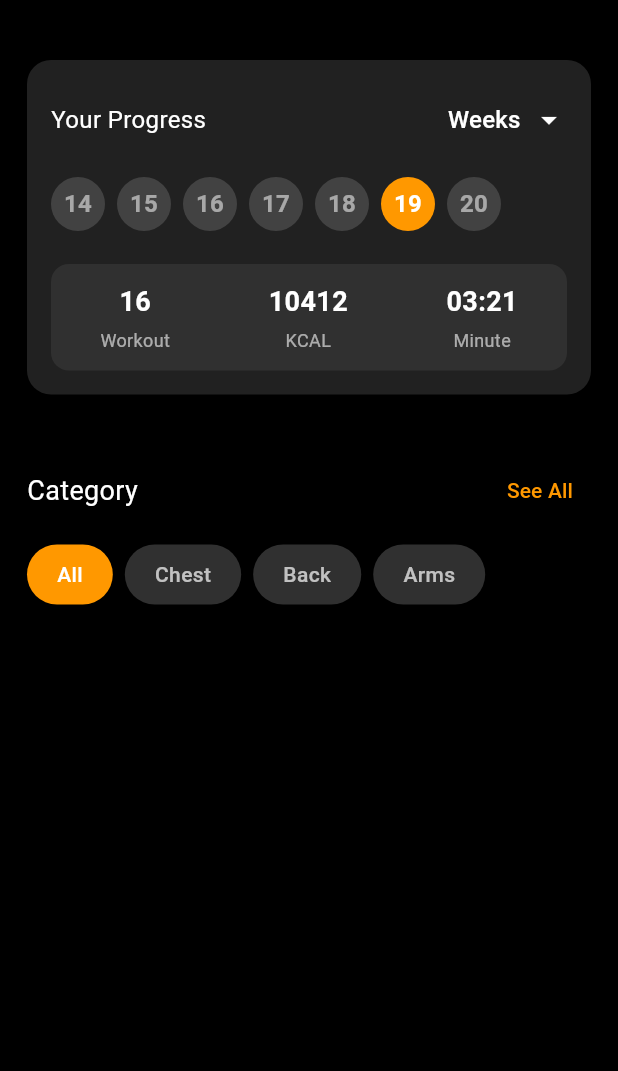
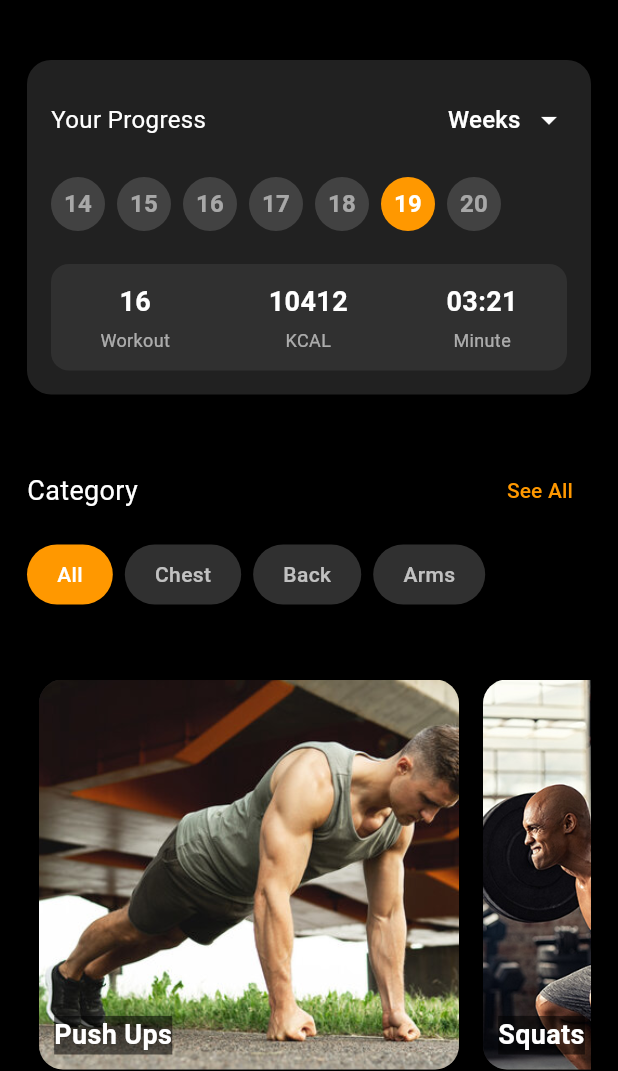
Before and after one commit to Labeebkhan/fitwell, a Flutter app: the Home screen opened directly, on a phone screen of 412 x 824 dp, the part 165-1236 px from its top. Run offline on Flutter 3.47's test engine with Material 3 defaults, Android fonts, the phone set to English and light mode, and no system bars.

Commit message:
Added the Container of the Exercise

```diff
--- a/lib/main.dart
+++ b/lib/main.dart
@@ -5,7 +5,7 @@ import 'provider/password_visibility_provider.dart';
 import 'provider/categoryprovider.dart';
 import 'provider/Drawer.dart';
 import 'splashscreen/splash.dart';
-// import 'screen/home.dart';
+import 'screen/home.dart';
 import 'screen/login.dart';
 
 void main() {
@@ -36,7 +36,7 @@ class MyApp extends StatelessWidget {
       theme: ThemeData(primarySwatch: Colors.orange),
       routes: {
         '/': (context) => const SplashScreen(),
-        '/login': (context) => Login(),
+        '/login': (context) => Home(),
       },
     );
   }
--- a/lib/screen/home.dart
+++ b/lib/screen/home.dart
@@ -2,6 +2,7 @@ import 'package:flutter/material.dart';
 import 'package:fitwell/widgets/CategorySection.dart';
 import 'package:fitwell/widgets/progresscard.dart';
 import 'package:fitwell/widgets/homedrawer.dart';
+import 'package:fitwell/widgets/ExerciseSec.dart';
 
 class Home extends StatefulWidget {
   const Home({super.key});
@@ -70,6 +71,8 @@ class _HomeState extends State<Home> {
               ProgressCard(),
               const SizedBox(height: 40),
               CategoryScreen(),
+              const SizedBox(height: 50),
+              ExerciseContainer(),
             ],
           ),
         ),
--- /dev/null
+++ b/lib/widgets/ExerciseSec.dart
@@ -0,0 +1,62 @@
+import 'package:flutter/material.dart';
+
+class ExerciseContainer extends StatelessWidget {
+  // Example data
+  final List<Map<String, String>> exercises = [
+    {'name': 'Push Ups', 'image': 'assets/images/pushup.jpg'},
+    {'name': 'Squats', 'image': 'assets/images/squat.jpg'},
+    {'name': 'Lunges', 'image': 'assets/images/lunges.jpg'},
+    {'name': 'Plank', 'image': 'assets/images/plank.jpg'},
+  ];
+
+  @override
+  Widget build(BuildContext context) {
+    return SizedBox(
+      height: 260,
+      child: ListView.builder(
+        scrollDirection: Axis.horizontal,
+        itemCount: exercises.length,
+        itemBuilder: (context, index) {
+          return Padding(
+            padding: const EdgeInsets.symmetric(horizontal: 8),
+            child: Container(
+              width: 280,
+              decoration: BoxDecoration(
+                color: Colors.grey[900],
+                borderRadius: BorderRadius.circular(16),
+              ),
+              child: Stack(
+                children: [
+                  // Exercise Image
+                  ClipRRect(
+                    borderRadius: BorderRadius.circular(16),
+                    child: Image.asset(
+                      exercises[index]['image']!,
+                      height: 260,
+                      width: 280,
+                      fit: BoxFit.cover,
+                    ),
+                  ),
+                  // Overlay Text
+                  Positioned(
+                    bottom: 10,
+                    left: 10,
+                    child: Text(
+                      exercises[index]['name']!,
+                      style: TextStyle(
+                        color: Colors.white,
+                        fontSize: 18,
+                        fontWeight: FontWeight.bold,
+                        backgroundColor: Colors.black54,
+                      ),
+                    ),
+                  ),
+                ],
+              ),
+            ),
+          );
+        },
+      ),
+    );
+  }
+}
--- a/pubspec.yaml
+++ b/pubspec.yaml
@@ -70,6 +70,10 @@ flutter:
     - assets/images/loginback.jpg
     - assets/images/login2.jpg
     - assets/images/profile3.jpg
+    - assets/images/lunges.jpg
+    - assets/images/pushup.jpg
+    - assets/images/plank.jpg
+    - assets/images/squat.jpg
 
 
 
```
Also changed, not shown: assets/images/lunges.jpg (added), assets/images/plank.jpg (added), assets/images/pushup.jpg (added), assets/images/squat.jpg (added).
